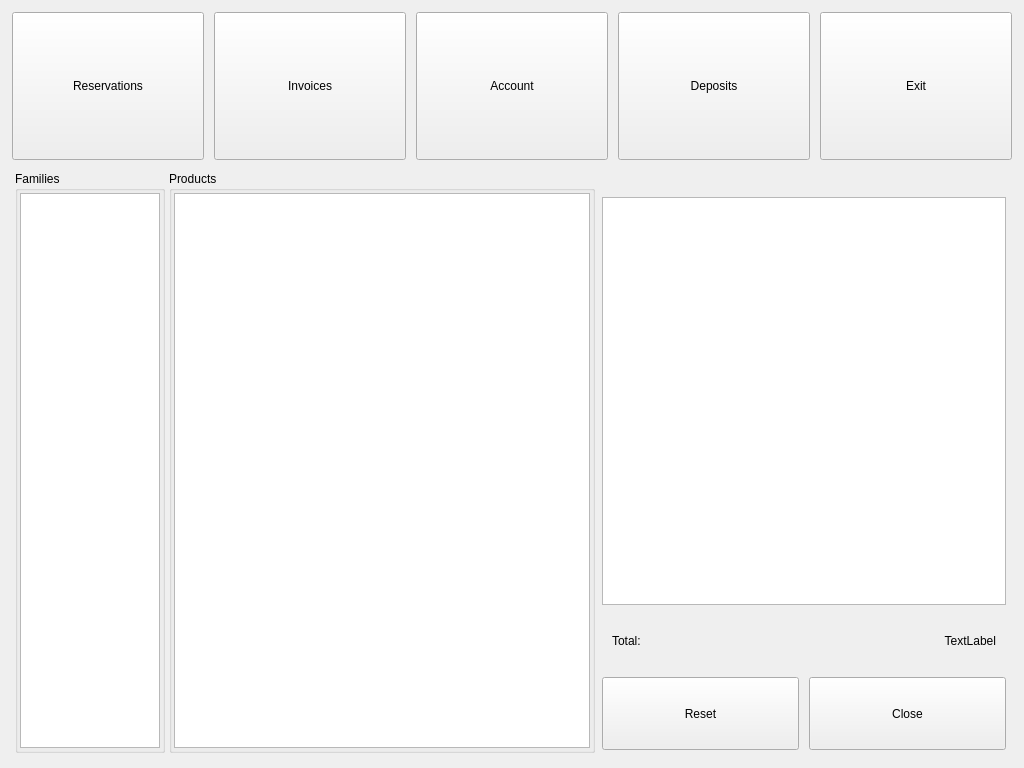
eguzki/penyamanager, file penyamanager/user/memberdashboardwindow.ui: the form before one commit.
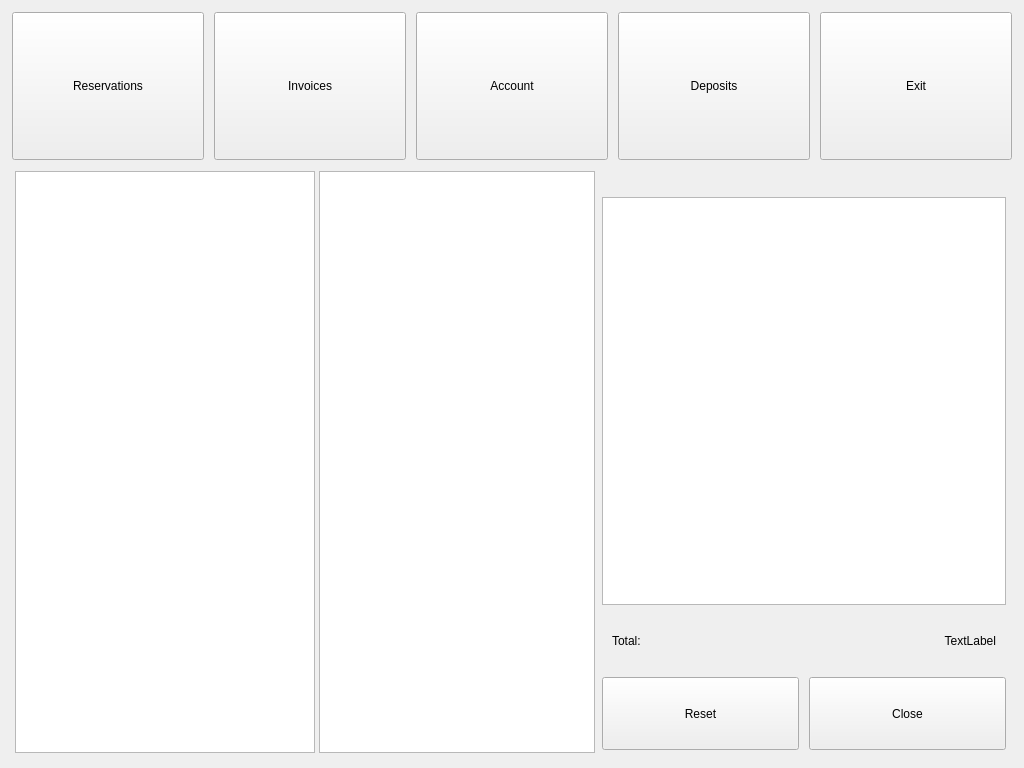
The form after the commit.

Patch:
```diff
--- a/penyamanager/user/memberdashboardwindow.ui
+++ b/penyamanager/user/memberdashboardwindow.ui
@@ -10,18 +10,6 @@
     <height>768</height>
    </rect>
   </property>
-  <property name="minimumSize">
-   <size>
-    <width>1024</width>
-    <height>768</height>
-   </size>
-  </property>
-  <property name="maximumSize">
-   <size>
-    <width>1024</width>
-    <height>768</height>
-   </size>
-  </property>
   <property name="windowTitle">
    <string notr="true"/>
   </property>
@@ -180,43 +168,19 @@
        <number>4</number>
       </property>
       <item>
-       <widget class="QGroupBox" name="familyGroupBox">
-        <property name="minimumSize">
-         <size>
-          <width>150</width>
-          <height>0</height>
-         </size>
-        </property>
-        <property name="maximumSize">
-         <size>
-          <width>150</width>
-          <height>16777215</height>
-         </size>
-        </property>
-        <property name="styleSheet">
-         <string notr="true"/>
-        </property>
-        <property name="title">
-         <string>Families</string>
-        </property>
-        <layout class="QVBoxLayout" name="horizontalLayout_3">
-         <property name="spacing">
-          <number>10</number>
-         </property>
-         <property name="leftMargin">
-          <number>2</number>
-         </property>
-         <property name="topMargin">
-          <number>2</number>
-         </property>
-         <property name="rightMargin">
-          <number>2</number>
-         </property>
-         <property name="bottomMargin">
-          <number>2</number>
-         </property>
-         <item>
           <widget class="QListWidget" name="familyListWidget">
+        <property name="minimumSize">
+         <size>
+          <width>300</width>
+          <height>0</height>
+         </size>
+        </property>
+        <property name="maximumSize">
+         <size>
+          <width>300</width>
+          <height>16777215</height>
+         </size>
+        </property>
            <property name="font">
             <font>
              <pointsize>5</pointsize>
@@ -242,42 +206,6 @@
            </property>
           </widget>
          </item>
-        </layout>
-       </widget>
-      </item>
-      <item>
-       <widget class="QGroupBox" name="productGroupBox">
-        <property name="minimumSize">
-         <size>
-          <width>0</width>
-          <height>0</height>
-         </size>
-        </property>
-        <property name="maximumSize">
-         <size>
-          <width>16777215</width>
-          <height>16777215</height>
-         </size>
-        </property>
-        <property name="title">
-         <string>Products</string>
-        </property>
-        <layout class="QHBoxLayout" name="horizontalLayout_4">
-         <property name="spacing">
-          <number>10</number>
-         </property>
-         <property name="leftMargin">
-          <number>2</number>
-         </property>
-         <property name="topMargin">
-          <number>2</number>
-         </property>
-         <property name="rightMargin">
-          <number>2</number>
-         </property>
-         <property name="bottomMargin">
-          <number>2</number>
-         </property>
          <item>
           <widget class="QListWidget" name="productListWidget">
            <property name="font">
@@ -299,9 +227,6 @@
            </property>
           </widget>
          </item>
-        </layout>
-       </widget>
-      </item>
       <item>
        <widget class="QWidget" name="invoiceInfoWidget" native="true">
         <property name="minimumSize">
```
Left out of the diff: 20 changed lines with no effect on the pictures. Lines whose indentation alone changed are shown as unchanged.
